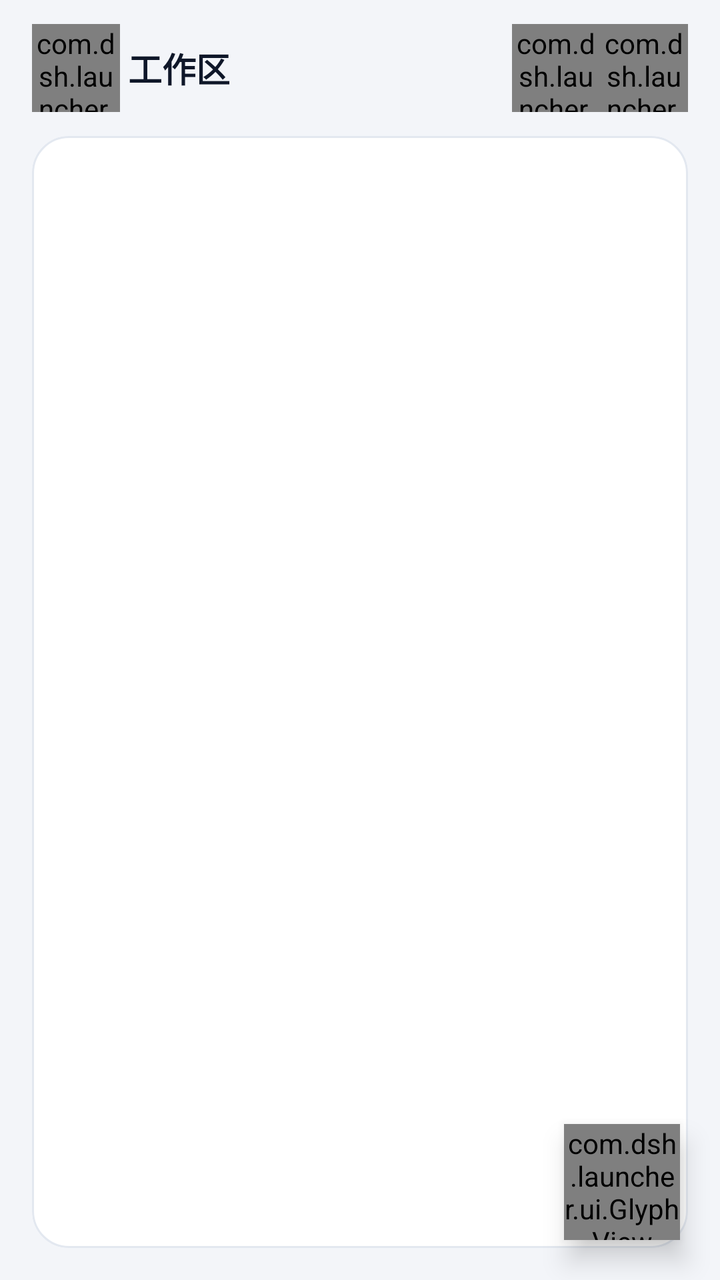
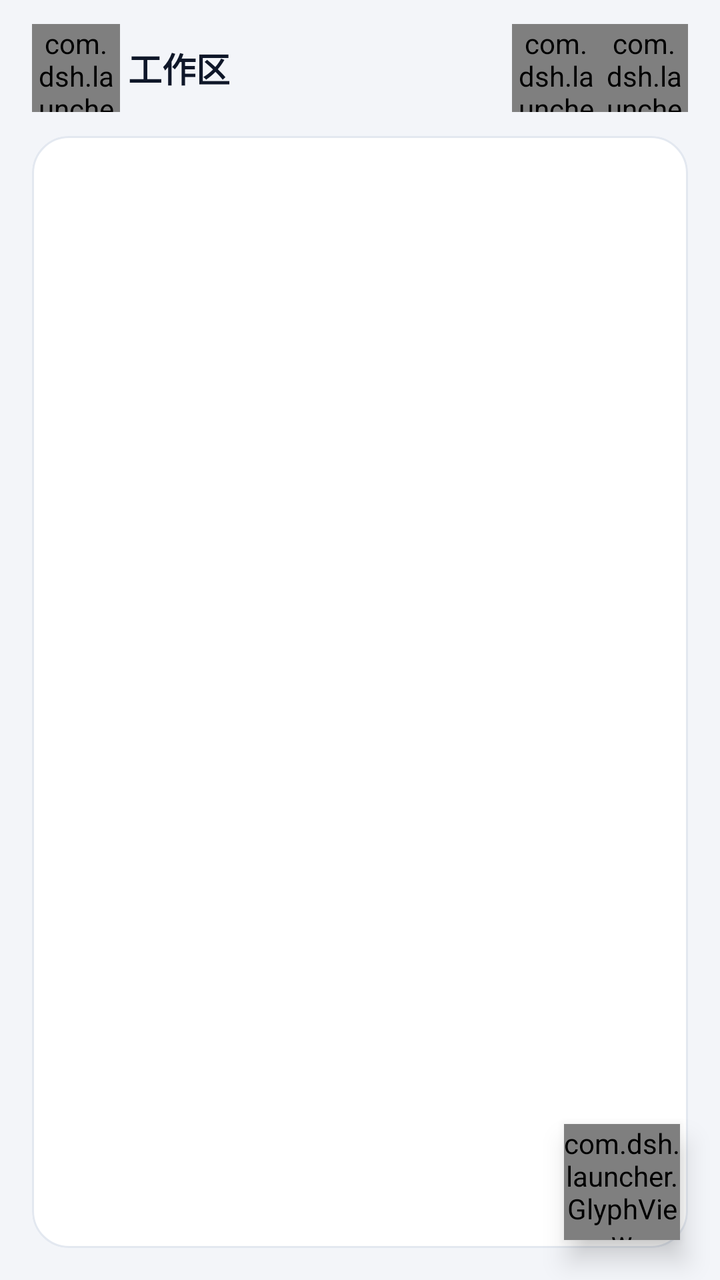

The first picture is an Android layout as it rendered before a commit; the second is the same layout after the commit. The layout source and the unified diff follow.
<!-- AndroidManifest.xml: application theme AppTheme -->
<!-- res/layout/page_files.xml -->
<?xml version="1.0" encoding="utf-8"?>
<FrameLayout xmlns:android="http://schemas.android.com/apk/res/android"
    xmlns:app="http://schemas.android.com/apk/res-auto"
    android:layout_width="match_parent"
    android:layout_height="match_parent"
    android:background="@color/bg">

    <LinearLayout
        android:layout_width="match_parent"
        android:layout_height="match_parent"
        android:orientation="vertical">

        
        <LinearLayout
            android:layout_width="match_parent"
            android:layout_height="wrap_content"
            android:orientation="vertical"
            android:paddingLeft="@dimen/s_l"
            android:paddingTop="@dimen/s_m"
            android:paddingRight="@dimen/s_l"
            android:paddingBottom="@dimen/s_s">

            <LinearLayout
                android:layout_width="match_parent"
                android:layout_height="wrap_content"
                android:gravity="center_vertical"
                android:orientation="horizontal">

                <com.dsh.launcher.ui.GlyphView
                    android:id="@+id/btnUp"
                    android:layout_width="@dimen/touch"
                    android:layout_height="@dimen/touch"
                    android:background="@drawable/bg_icon_btn"
                    android:clickable="true"
                    android:focusable="true"
                    app:glyph="back"
                    app:glyphStroke="2dp"
                    app:glyphTint="@color/textPrimary" />

                <TextView
                    android:id="@+id/tvPath"
                    style="@style/Dsh.Title"
                    android:layout_width="0dp"
                    android:layout_height="wrap_content"
                    android:layout_marginStart="@dimen/s_xs"
                    android:layout_weight="1"
                    android:ellipsize="middle"
                    android:maxLines="1"
                    android:text="@string/files_root" />

                <com.dsh.launcher.ui.GlyphView
                    android:id="@+id/btnRefresh"
                    android:layout_width="@dimen/touch"
                    android:layout_height="@dimen/touch"
                    android:background="@drawable/bg_icon_btn"
                    android:clickable="true"
                    android:focusable="true"
                    app:glyph="refresh"
                    app:glyphStroke="2dp"
                    app:glyphTint="@color/textSecondary" />

                <com.dsh.launcher.ui.GlyphView
                    android:id="@+id/btnMore"
                    android:layout_width="@dimen/touch"
                    android:layout_height="@dimen/touch"
                    android:background="@drawable/bg_icon_btn"
                    android:clickable="true"
                    android:focusable="true"
                    app:glyph="more"
                    app:glyphStroke="2dp"
                    app:glyphTint="@color/textSecondary" />
            </LinearLayout>

            <HorizontalScrollView
                android:layout_width="match_parent"
                android:layout_height="wrap_content"
                android:layout_marginTop="@dimen/s_xs"
                android:scrollbars="none">

                <LinearLayout
                    android:id="@+id/crumbRow"
                    android:layout_width="wrap_content"
                    android:layout_height="wrap_content"
                    android:gravity="center_vertical"
                    android:orientation="horizontal" />
            </HorizontalScrollView>
        </LinearLayout>

        
        <FrameLayout
            android:layout_width="match_parent"
            android:layout_height="0dp"
            android:layout_marginLeft="@dimen/s_l"
            android:layout_marginRight="@dimen/s_l"
            android:layout_marginBottom="@dimen/s_l"
            android:layout_weight="1"
            android:background="@drawable/bg_card"
            android:clipToOutline="true">

            <ListView
                android:id="@+id/list"
                android:layout_width="match_parent"
                android:layout_height="match_parent"
                android:clipToPadding="false"
                android:divider="@drawable/divider_inset"
                android:dividerHeight="1dp"
                android:listSelector="@drawable/bg_row"
                android:paddingBottom="92dp"
                android:scrollbars="none" />

            <ProgressBar
                android:id="@+id/progress"
                style="?android:attr/progressBarStyleHorizontal"
                android:layout_width="match_parent"
                android:layout_height="3dp"
                android:layout_gravity="top"
                android:indeterminate="true"
                android:visibility="gone" />

            <LinearLayout
                android:id="@+id/stateBox"
                android:layout_width="match_parent"
                android:layout_height="match_parent"
                android:gravity="center"
                android:orientation="vertical"
                android:padding="@dimen/s_2xl"
                android:visibility="gone">

                <com.dsh.launcher.ui.GlyphView
                    android:id="@+id/stateGlyph"
                    android:layout_width="@dimen/plate_l"
                    android:layout_height="@dimen/plate_l"
                    app:glyph="folder"
                    app:glyphStroke="1.6dp"
                    app:glyphTint="@color/textTertiary" />

                <TextView
                    android:id="@+id/stateTitle"
                    style="@style/Dsh.Title"
                    android:layout_width="wrap_content"
                    android:layout_height="wrap_content"
                    android:layout_marginTop="@dimen/s_m"
                    android:text="@string/state_empty_title" />

                <TextView
                    android:id="@+id/stateDesc"
                    style="@style/Dsh.Label"
                    android:layout_width="wrap_content"
                    android:layout_height="wrap_content"
                    android:layout_marginTop="@dimen/s_xs"
                    android:gravity="center"
                    android:text="@string/state_empty_desc" />

                <TextView
                    android:id="@+id/stateAction"
                    style="@style/Dsh.Btn.Secondary"
                    android:layout_width="wrap_content"
                    android:layout_height="42dp"
                    android:layout_marginTop="@dimen/s_l"
                    android:paddingLeft="@dimen/s_xl"
                    android:paddingRight="@dimen/s_xl"
                    android:text="@string/act_retry"
                    android:visibility="gone" />
            </LinearLayout>
        </FrameLayout>
    </LinearLayout>

    
    <com.dsh.launcher.ui.GlyphView
        android:id="@+id/fab"
        android:layout_width="@dimen/fab"
        android:layout_height="@dimen/fab"
        android:layout_gravity="bottom|end"
        android:layout_margin="@dimen/s_xl"
        android:background="@drawable/bg_fab"
        android:clickable="true"
        android:elevation="8dp"
        android:focusable="true"
        app:glyph="plus"
        app:glyphStroke="2.4dp"
        app:glyphTint="#FFFFFF" />

</FrameLayout>
<!-- resources referenced by this layout -->
<resources>
  <color name="bg">#F3F5F9</color>
  <color name="textPrimary">#0F1729</color>
  <color name="textSecondary">#6B7688</color>
  <color name="textTertiary">#9AA5B8</color>
  <dimen name="fab">58dp</dimen>
  <dimen name="plate_l">46dp</dimen>
  <dimen name="s_2xl">28dp</dimen>
  <dimen name="s_l">16dp</dimen>
  <dimen name="s_m">12dp</dimen>
  <dimen name="s_s">8dp</dimen>
  <dimen name="s_xl">20dp</dimen>
  <dimen name="s_xs">4dp</dimen>
  <dimen name="touch">44dp</dimen>
  <!-- drawable bg_card (drawable) -->
  <?xml version="1.0" encoding="utf-8"?>
  <shape xmlns:android="http://schemas.android.com/apk/res/android" android:shape="rectangle">
      <solid android:color="@color/surface" />
      <corners android:radius="@dimen/r_l" />
      <stroke android:width="1dp" android:color="@color/border" />
  </shape>
  <!-- drawable bg_fab (drawable) -->
  <?xml version="1.0" encoding="utf-8"?>
  <ripple xmlns:android="http://schemas.android.com/apk/res/android" android:color="@color/rippleOnBrand">
      <item>
          <shape android:shape="oval">
              <solid android:color="@color/brand" />
          </shape>
      </item>
  </ripple>
  <!-- drawable bg_icon_btn (drawable) -->
  <?xml version="1.0" encoding="utf-8"?>
  <ripple xmlns:android="http://schemas.android.com/apk/res/android" android:color="@color/ripple">
      <item>
          <shape android:shape="oval">
              <solid android:color="@android:color/transparent" />
          </shape>
      </item>
  </ripple>
  <!-- drawable bg_row (drawable) -->
  <?xml version="1.0" encoding="utf-8"?>
  <ripple xmlns:android="http://schemas.android.com/apk/res/android" android:color="@color/ripple">
      <item>
          <shape android:shape="rectangle">
              <solid android:color="@android:color/transparent" />
          </shape>
      </item>
  </ripple>
  <!-- drawable divider_inset (drawable) -->
  <?xml version="1.0" encoding="utf-8"?>
  <inset xmlns:android="http://schemas.android.com/apk/res/android"
      android:drawable="@color/divider"
      android:insetLeft="68dp" />
  <string name="act_retry">重试</string>
  <string name="files_root">工作区</string>
  <string name="state_empty_desc">用右下角的按钮新建文件或从手机导入</string>
  <string name="state_empty_title">这个目录是空的</string>
  <style name="Dsh.Btn.Secondary" parent="Dsh.Btn">
          <item name="android:background">@drawable/bg_btn_secondary</item>
          <item name="android:textColor">@color/textPrimary</item>
      </style>
  <style name="Dsh.Label">
          <item name="android:textColor">@color/textSecondary</item>
          <item name="android:textSize">@dimen/t_label</item>
          <item name="android:includeFontPadding">false</item>
      </style>
  <style name="Dsh.Title">
          <item name="android:textColor">@color/textPrimary</item>
          <item name="android:textSize">@dimen/t_title</item>
          <item name="android:textStyle">bold</item>
          <item name="android:includeFontPadding">false</item>
      </style>
  <color name="surface">#FFFFFF</color>
  <dimen name="r_l">18dp</dimen>
  <color name="border">#E3E8F0</color>
  <color name="rippleOnBrand">#40FFFFFF</color>
  <color name="brand">#4D6BFE</color>
  <color name="ripple">#224D6BFE</color>
  <color name="divider">#EDF0F6</color>
  <style name="Dsh.Btn">
          <item name="android:layout_height">48dp</item>
          <item name="android:gravity">center</item>
          <item name="android:textSize">@dimen/t_body</item>
          <item name="android:textStyle">bold</item>
          <item name="android:clickable">true</item>
          <item name="android:focusable">true</item>
          <item name="android:includeFontPadding">false</item>
      </style>
  <dimen name="t_label">13sp</dimen>
  <dimen name="t_title">17sp</dimen>
  <dimen name="t_body">15sp</dimen>
  <dimen name="r_m">14dp</dimen>
  <!-- unchanged entries left out for length: 2 -->
</resources>

<!-- the commit's change to res/layout/page_files.xml (unified diff, before → after) -->
@@ -26,7 +26,7 @@
                 android:gravity="center_vertical"
                 android:orientation="horizontal">
 
-                <com.dsh.launcher.ui.GlyphView
+                <com.dsh.launcher.GlyphView
                     android:id="@+id/btnUp"
                     android:layout_width="@dimen/touch"
                     android:layout_height="@dimen/touch"
@@ -48,7 +48,7 @@
                     android:maxLines="1"
                     android:text="@string/files_root" />
 
-                <com.dsh.launcher.ui.GlyphView
+                <com.dsh.launcher.GlyphView
                     android:id="@+id/btnRefresh"
                     android:layout_width="@dimen/touch"
                     android:layout_height="@dimen/touch"
@@ -59,7 +59,7 @@
                     app:glyphStroke="2dp"
                     app:glyphTint="@color/textSecondary" />
 
-                <com.dsh.launcher.ui.GlyphView
+                <com.dsh.launcher.GlyphView
                     android:id="@+id/btnMore"
                     android:layout_width="@dimen/touch"
                     android:layout_height="@dimen/touch"
@@ -126,7 +126,7 @@
                 android:padding="@dimen/s_2xl"
                 android:visibility="gone">
 
-                <com.dsh.launcher.ui.GlyphView
+                <com.dsh.launcher.GlyphView
                     android:id="@+id/stateGlyph"
                     android:layout_width="@dimen/plate_l"
                     android:layout_height="@dimen/plate_l"
@@ -166,7 +166,7 @@
     </LinearLayout>
 
     
-    <com.dsh.launcher.ui.GlyphView
+    <com.dsh.launcher.GlyphView
         android:id="@+id/fab"
         android:layout_width="@dimen/fab"
         android:layout_height="@dimen/fab"
